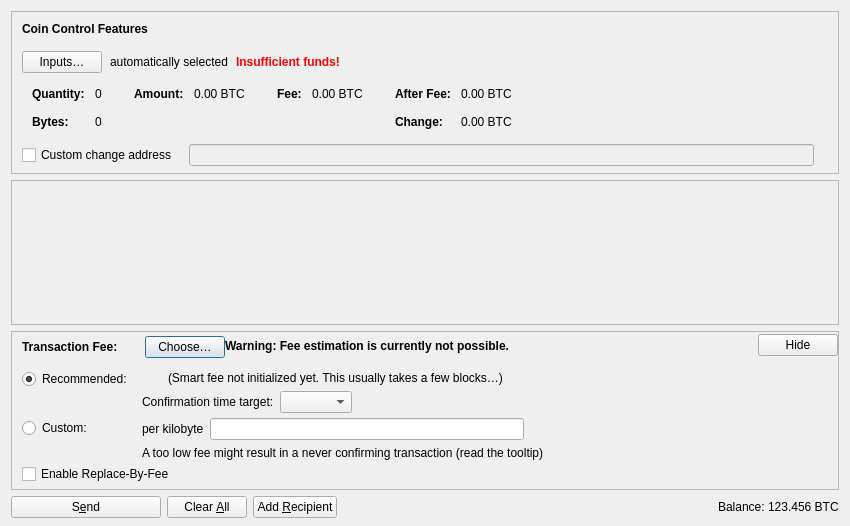
The window that taox-core/src/qt/forms/sendcoinsdialog.ui (Xnuva-Blockchain-Project/Denzuve) describes before a commit, drawn with Qt 5.
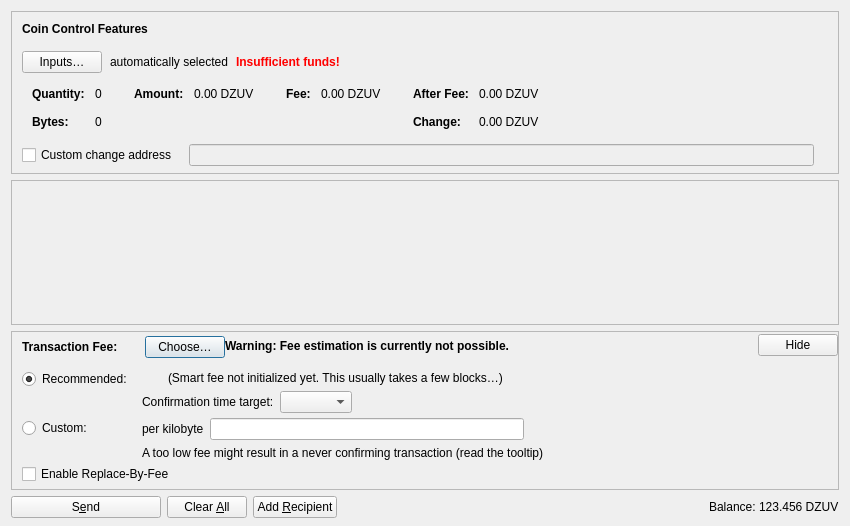
The same window after the commit. Icons and pictures are not drawn. Custom widgets are drawn as their Qt base class.

What changed in the file:
```diff
--- a/taox-core/src/qt/forms/sendcoinsdialog.ui
+++ b/taox-core/src/qt/forms/sendcoinsdialog.ui
@@ -327,7 +327,7 @@
                   <enum>Qt::ActionsContextMenu</enum>
                  </property>
                  <property name="text">
-                  <string notr="true">0.00 BTC</string>
+                  <string notr="true">0.00 DZUV</string>
                  </property>
                  <property name="textInteractionFlags">
                   <set>Qt::LinksAccessibleByMouse|Qt::TextSelectableByKeyboard|Qt::TextSelectableByMouse</set>
@@ -378,7 +378,7 @@
                   <enum>Qt::ActionsContextMenu</enum>
                  </property>
                  <property name="text">
-                  <string notr="true">0.00 BTC</string>
+                  <string notr="true">0.00 DZUV</string>
                  </property>
                  <property name="textInteractionFlags">
                   <set>Qt::LinksAccessibleByMouse|Qt::TextSelectableByKeyboard|Qt::TextSelectableByMouse</set>
@@ -432,7 +432,7 @@
                   <enum>Qt::ActionsContextMenu</enum>
                  </property>
                  <property name="text">
-                  <string notr="true">0.00 BTC</string>
+                  <string notr="true">0.00 DZUV</string>
                  </property>
                  <property name="textInteractionFlags">
                   <set>Qt::LinksAccessibleByMouse|Qt::TextSelectableByKeyboard|Qt::TextSelectableByMouse</set>
@@ -461,7 +461,7 @@
                   <enum>Qt::ActionsContextMenu</enum>
                  </property>
                  <property name="text">
-                  <string notr="true">0.00 BTC</string>
+                  <string notr="true">0.00 DZUV</string>
                  </property>
                  <property name="textInteractionFlags">
                   <set>Qt::LinksAccessibleByMouse|Qt::TextSelectableByKeyboard|Qt::TextSelectableByMouse</set>
@@ -1191,7 +1191,7 @@
           <cursorShape>IBeamCursor</cursorShape>
          </property>
          <property name="text">
-          <string notr="true">123.456 BTC</string>
+          <string notr="true">123.456 DZUV</string>
          </property>
          <property name="textInteractionFlags">
           <set>Qt::LinksAccessibleByMouse|Qt::TextSelectableByKeyboard|Qt::TextSelectableByMouse</set>
```
Left out of the diff: 4 changed lines with no effect on the pictures.
